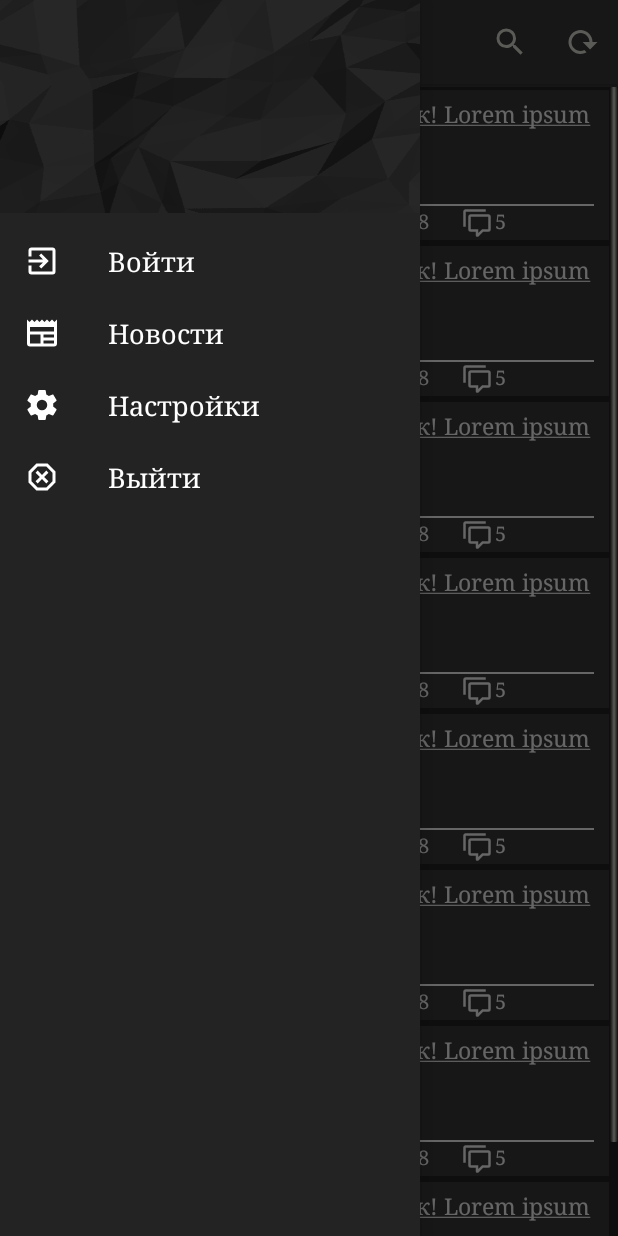
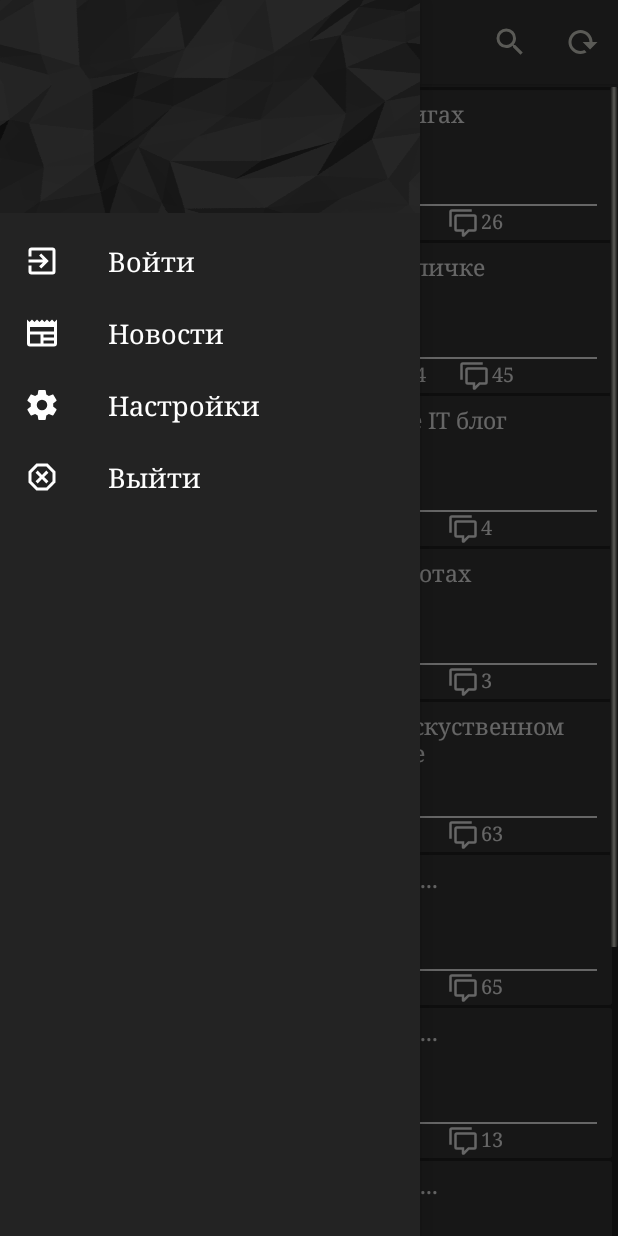
Before and after one commit to Vitalik-Priadka/NewsIT, an Android app: the MainActivity screen opened directly, with no data from a screen before it, with the side drawer open, on a phone screen of 412 x 824 dp. Run offline under Robolectric (Android 15) with nearby library versions, the phone set to English and light mode, and no system bars.

Commit message:
add List: - Dynamic loading state

```diff
--- a/app/build.gradle
+++ b/app/build.gradle
@@ -26,5 +26,7 @@ dependencies {
     })
     compile 'com.android.support:appcompat-v7:25.3.1'
     compile 'com.android.support:design:25.3.1'
+    compile 'com.android.support:cardview-v7:25.3.1'
+    compile 'com.android.support:recyclerview-v7:25.3.1'
     testCompile 'junit:junit:4.12'
 }
--- /dev/null
+++ b/app/src/main/java/com/priadka/newsit_project/Adapter/NewsListAdapter.java
@@ -0,0 +1,57 @@
+package com.priadka.newsit_project.Adapter;
+
+import android.support.v7.widget.CardView;
+import android.support.v7.widget.RecyclerView;
+import android.view.LayoutInflater;
+import android.view.View;
+import android.view.ViewGroup;
+import android.widget.TextView;
+
+import com.priadka.newsit_project.DTO.NewsDTO;
+import com.priadka.newsit_project.R;
+
+import java.util.List;
+
+public class NewsListAdapter extends RecyclerView.Adapter<NewsListAdapter.NewsViewHolder>{
+    private List<NewsDTO> data;
+
+    public NewsListAdapter(List<NewsDTO> data) {
+        this.data = data;
+    }
+
+    @Override
+    public NewsViewHolder onCreateViewHolder(ViewGroup parent, int viewType) {
+        View view = LayoutInflater.from(parent.getContext()).inflate(R.layout.state_layout, parent, false);
+        return new NewsViewHolder(view);
+    }
+
+    @Override
+    public void onBindViewHolder(NewsViewHolder holder, int position) {
+        NewsDTO item = data.get(position);
+        holder.title.setText(item.getTitle());
+        holder.date.setText(item.getDate());
+        holder.rating.setText(item.getRating().toString());
+        holder.num_comment.setText(item.getNumberComment().toString());
+    }
+
+    @Override
+    public int getItemCount() {
+        return data.size();
+    }
+
+    public static class NewsViewHolder extends RecyclerView.ViewHolder{
+        CardView cardView;
+        TextView title; TextView date;
+        TextView num_comment; TextView rating;
+
+
+        public NewsViewHolder(View itemView) {
+            super(itemView);
+            cardView = (CardView) itemView.findViewById(R.id.cardViewNews);
+            title = (TextView) itemView.findViewById(R.id.small_state_header);
+            date = (TextView) itemView.findViewById(R.id.small_state_date);
+            num_comment = (TextView) itemView.findViewById(R.id.small_state_number_comments);
+            rating = (TextView) itemView.findViewById(R.id.small_state_rating);
+        }
+    }
+}
--- /dev/null
+++ b/app/src/main/java/com/priadka/newsit_project/DTO/NewsDTO.java
@@ -0,0 +1,27 @@
+package com.priadka.newsit_project.DTO;
+
+public class NewsDTO {
+    private String title;
+    private String date;
+    private Integer rating;
+    private Integer number_comment;
+    //private image;
+
+    public NewsDTO(String title , String date, Integer rating , Integer number_comment){
+        this.title = title;
+        this.date = date;
+        this.rating = rating;
+        this.number_comment = number_comment;
+    }
+    public String getTitle() {return title;}
+    public void setTitle(String title) {this.title = title;}
+
+    public Integer getNumberComment() {return number_comment;}
+    public void setNumberComment(Integer number_comment) {this.number_comment = number_comment;}
+
+    public Integer getRating() {return rating;}
+    public void setRating(Integer rating) {this.rating = rating;}
+
+    public String getDate() {return date;}
+    public void setDate(String date) {this.date = date;}
+}
--- a/app/src/main/java/com/priadka/newsit_project/MainActivity.java
+++ b/app/src/main/java/com/priadka/newsit_project/MainActivity.java
@@ -49,15 +49,14 @@ public class MainActivity extends FragmentActivity {
     private static long back_pressed;
     /*TODO TaskList:
         - REST API используя retrofit (парсин данных);
-        - Фрагмент для статьи;
+        + Фрагмент для статьи;
         - Динамическая подгрузка фрагментов (статей);
         - Просморт фрагмента статьи;
         - Изменение темы и языка (без статей);
         - Реализовать алгоритм поиска (желательно по частичному совпадению);
         - Реализовать алгоритм обновления (по дате добавления);
         - Комментирование статей и добавление в "Закладки";
-        - Работа с кешом (сохранение темы, языка, логина, пароля);
-        - "Настройки" Очистка кеша;
+        + Работа с кешом (сохранение темы, языка, логина, пароля);
         + Логин пользователя;
      */
 
--- a/app/src/main/java/com/priadka/newsit_project/fragment/NewsFragment.java
+++ b/app/src/main/java/com/priadka/newsit_project/fragment/NewsFragment.java
@@ -1,17 +1,49 @@
 package com.priadka.newsit_project.fragment;
 
+import android.content.Context;
 import android.os.Bundle;
+import android.support.annotation.Nullable;
 import android.support.v4.app.Fragment;
+import android.support.v7.widget.LinearLayoutManager;
+import android.support.v7.widget.RecyclerView;
 import android.view.LayoutInflater;
 import android.view.View;
 import android.view.ViewGroup;
 
+import com.priadka.newsit_project.Adapter.NewsListAdapter;
 import com.priadka.newsit_project.Constant;
+import com.priadka.newsit_project.DTO.NewsDTO;
+import com.priadka.newsit_project.R;
+
+import java.util.ArrayList;
+import java.util.List;
 
 public class NewsFragment extends Fragment {
-
+    private View view;
+    protected Context context;
+    @Nullable
     @Override
     public View onCreateView(LayoutInflater inflater, ViewGroup container, Bundle saveInstanceState){
-        return inflater.inflate(Constant.NEWS, container, false);
+        view = inflater.inflate(Constant.NEWS, container, false);
+        RecyclerView rv = (RecyclerView) view.findViewById(R.id.recycleViewNews);
+        rv.setLayoutManager( new LinearLayoutManager(context));
+        rv.setAdapter(new NewsListAdapter(createMockListNews()));
+        return view;
+    }
+
+    // Временная заглушка
+    private List<NewsDTO> createMockListNews() {
+        List<NewsDTO> data = new ArrayList<>();
+        data.add(new NewsDTO("Title#1 Статья о Книгах","13:57 22.10.17", 50, 26));
+        data.add(new NewsDTO("Title#2 Статья о Выпичке","12:12 14.07.17", 124, 45));
+        data.add(new NewsDTO("Title#3 Ах да, это же IT блог","16:28 26.08.17", 24, 4));
+        data.add(new NewsDTO("Title#4 Статья о Роботах","17:34 06.08.17", 43, 3));
+        data.add(new NewsDTO("Title#5 Статья о Инскуственном интелекте в банане","19:13 23.09.17", 76, 63));
+        data.add(new NewsDTO("Title#6 Лень писать...","12:13 02.09.17", 86, 65));
+        data.add(new NewsDTO("Title#7 Лень писать...","18:27 23.09.17", 36, 13));
+        data.add(new NewsDTO("Title#8 Лень писать...","13:53 23.09.17", 96, 23));
+        data.add(new NewsDTO("Title#9 Лень писать...","12:49 23.09.17", 36, 34));
+        data.add(new NewsDTO("Title#10 Пингвины летают! ШОК! Ученые выяснили что это агенты КГБ!","19:13 23.09.17", 999, 228));
+        return data;
     }
 }
--- a/app/src/main/res/layout/activity_main.xml
+++ b/app/src/main/res/layout/activity_main.xml
@@ -7,7 +7,7 @@
     <android.support.design.widget.CoordinatorLayout
         android:layout_width="match_parent"
         android:layout_height="match_parent">
-            <include layout="@layout/toolbar_layout"/>
+        <include layout="@layout/toolbar_layout"/>
         <LinearLayout
             android:id="@+id/container"
             android:layout_marginTop="58dp"
@@ -15,31 +15,7 @@
             android:layout_height="match_parent"
             android:background="?attr/colorMainBackground"
             android:orientation="vertical">
-            <!--
-            <fragment
-                android:name="com.priadka.newsit_project.fragment.NewsFragment"
-                android:id="@+id/news_fragment"
-                android:layout_width="match_parent"
-                android:layout_height="wrap_content"
-                android:layout_gravity="center_horizontal"
-                tools:layout="@layout/news_layout"/>
 
-            <fragment
-                android:name="com.priadka.newsit_project.fragment.LoginFragment"
-                android:id="@+id/login_fragment"
-                android:layout_width="match_parent"
-                android:layout_height="wrap_content"
-                android:layout_gravity="center_horizontal"
-                tools:layout="@layout/log_layout"/>
-
-            <fragment
-                android:name="com.priadka.newsit_project.fragment.SettingFragment"
-                android:id="@+id/setting_fragment"
-                android:layout_width="match_parent"
-                android:layout_height="wrap_content"
-                android:layout_gravity="center_horizontal"
-                tools:layout="@layout/setting_layout"/>
-             -->
         </LinearLayout>
     </android.support.design.widget.CoordinatorLayout>
     <include layout="@layout/navigation_layout"/>
--- a/app/src/main/res/layout/news_layout.xml
+++ b/app/src/main/res/layout/news_layout.xml
@@ -1,5 +1,5 @@
 <?xml version="1.0" encoding="utf-8"?>
-<ScrollView
+<android.support.v4.widget.NestedScrollView
     xmlns:android="http://schemas.android.com/apk/res/android"
     android:layout_width="match_parent"
     android:layout_height="wrap_content"
@@ -7,24 +7,14 @@
     android:scrollbars="vertical"
     android:scrollbarThumbVertical="@drawable/scrollbar"
     android:fadeScrollbars="false"
-    android:layout_gravity="top"
     android:clickable="true">
-        <LinearLayout
+        <android.support.v7.widget.RecyclerView
+            android:id="@+id/recycleViewNews"
             android:layout_width="match_parent"
             android:layout_height="wrap_content"
+            android:nestedScrollingEnabled="false"
             android:layout_marginRight="4dp"
             android:layout_marginLeft="4dp"
-            android:paddingBottom="2dp"
-            android:orientation="vertical">
-                <!-- Сюда реализовывать подгрузку контента -->
-
-                <include layout="@layout/state_layout"/>
-                <include layout="@layout/state_layout"/>
-                <include layout="@layout/state_layout"/>
-                <include layout="@layout/state_layout"/>
-                <include layout="@layout/state_layout"/>
-                <include layout="@layout/state_layout"/>
-                <include layout="@layout/state_layout"/>
-                <include layout="@layout/state_layout"/>
-        </LinearLayout>
-</ScrollView>
+            android:paddingTop="2dp"
+            android:paddingBottom="2dp"/>
+</android.support.v4.widget.NestedScrollView>
--- a/app/src/main/res/layout/setting_layout.xml
+++ b/app/src/main/res/layout/setting_layout.xml
@@ -1,11 +1,10 @@
-
+<?xml version="1.0" encoding="utf-8"?>
 <RelativeLayout
     xmlns:android="http://schemas.android.com/apk/res/android"
     android:layout_width="match_parent"
     android:layout_height="match_parent"
     android:layout_gravity="top"
     android:clickable="true">
-
     <LinearLayout
         android:id="@+id/setting_info"
         android:layout_width="match_parent"
@@ -23,7 +22,6 @@
             android:padding="5dp"
             android:gravity="center"
             android:text="@string/setting_info"/>
-
         <Button
             android:layout_width="140dp"
             android:layout_height="35dp"
@@ -35,7 +33,6 @@
             android:layout_marginBottom="10dp"
             android:onClick="submitToEmail"/>
     </LinearLayout>
-
     <LinearLayout
         android:id="@+id/setting_language"
         android:layout_width="match_parent"
@@ -57,11 +54,9 @@
             android:layout_width="match_parent"
             android:textAlignment="center"
             android:spinnerMode="dropdown"
-
             android:entries="@array/languageList"
             android:layout_height="match_parent"/>
     </LinearLayout>
-
     <LinearLayout
         android:id="@+id/setting_theme"
         android:layout_width="match_parent"
@@ -86,7 +81,6 @@
             android:entries="@array/themeList"
             android:layout_height="match_parent"/>
     </LinearLayout>
-
     <TextView
         android:textSize="14sp"
         android:textColor="?attr/colorText"
--- a/app/src/main/res/layout/state_layout.xml
+++ b/app/src/main/res/layout/state_layout.xml
@@ -1,13 +1,19 @@
 <?xml version="1.0" encoding="utf-8"?>
+<LinearLayout
+    xmlns:android="http://schemas.android.com/apk/res/android"
+    android:orientation="horizontal"
+    android:layout_width="match_parent"
+    android:layout_height="wrap_content"
+    android:focusableInTouchMode="true"
+    android:paddingBottom="2dp">
+    <android.support.v7.widget.CardView
+        android:id="@+id/cardViewNews"
+        android:layout_width="match_parent"
+        android:layout_height="wrap_content">
         <RelativeLayout
-        xmlns:android="http://schemas.android.com/apk/res/android"
-        android:id="@+id/small_state"
             android:layout_width="match_parent"
             android:layout_height="100dp"
-        android:layout_margin="2dp"
-        android:focusableInTouchMode="true"
             android:background="?attr/colorMainBackgroundState">
-
             <ImageView
                 android:id="@+id/small_state_image"
                 android:layout_width="110dp"
@@ -16,7 +22,6 @@
                 android:background="?attr/colorTextNegative"
                 android:contentDescription="@string/state_image_description"
                 android:src="@drawable/unload_image" />
-
             <TextView
                 android:id="@+id/small_state_header"
                 android:layout_width="match_parent"
@@ -27,7 +32,6 @@
                 android:textColor="?attr/colorText"
                 style="@style/TextStyleMedium"
                 android:text="@string/test_header" />
-
             <View
                 android:layout_width="match_parent"
                 android:layout_height="1dp"
@@ -36,14 +40,12 @@
                 android:layout_marginBottom="3dp"
                 android:layout_alignStart="@+id/small_state_header"
                 android:layout_alignEnd="@+id/small_state_header" />
-
             <LinearLayout
                 android:layout_width="250dp"
                 android:layout_height="20dp"
                 android:layout_alignBottom="@id/small_state_image"
                 android:layout_alignEnd="@+id/small_state_header"
                 android:layout_alignStart="@+id/small_state_header">
-
                 <TextView
                     android:id="@+id/small_state_date"
                     android:layout_width="wrap_content"
@@ -51,30 +53,26 @@
                     android:textColor="?attr/colorText"
                     style="@style/TextStyleSmall"
                     android:text="@string/test_date" />
-
                 <ImageView
                     android:layout_width="20dp"
                     android:layout_height="20dp"
                     android:layout_marginStart="25dp"
                     android:contentDescription="@string/state_star_description"
                     android:src="@drawable/star" />
-
                 <TextView
-                android:id="@+id/small_state_rate"
+                    android:id="@+id/small_state_rating"
                     android:layout_width="wrap_content"
                     android:layout_height="match_parent"
                     android:textColor="?attr/colorText"
                     style="@style/TextStyleSmall"
                     android:textSize="13sp"
                     android:text="@string/test_rate" />
-
                 <ImageView
                     android:layout_width="wrap_content"
                     android:layout_height="match_parent"
                     android:layout_marginStart="20dp"
                     android:contentDescription="@string/state_comment_description"
                     android:src="@drawable/comment_multiple_outline" />
-
                 <TextView
                     android:id="@+id/small_state_number_comments"
                     android:layout_width="wrap_content"
@@ -85,3 +83,5 @@
                     android:text="@string/test_number_comments" />
             </LinearLayout>
         </RelativeLayout>
+    </android.support.v7.widget.CardView>
+</LinearLayout>
--- a/app/src/main/res/values/strings.xml
+++ b/app/src/main/res/values/strings.xml
@@ -55,7 +55,7 @@
     <string name="log_error_login">Не правильный логин!</string>
     <string name="log_error_password">Не правильный пароль!</string>
 
-    <string name="test_header"><u>Тестовый заголовок! Lorem ipsum dolor adipiscing elit.</u></string>
+    <string name="test_header"><i>Тестовый заголовок! Lorem ipsum dolor adipiscing elit.</i></string>
     <string name="test_text">Проснувшись однажды утром после беспокойного сна, Грегор Замза обнаружил, что он у себя в постели превратился в страшное насекомое. Лежа на панцирнотвердой спине, он видел, стоило ему приподнять голову.  Над столом, где были разложены распакованные образцы сукон – Замза был коммивояжером, – висел портрет, который он недавно вырезал из иллюстрированного журнала и вставил в красивую золоченую рамку.</string>
     <string name="test_date">14:23  24.09.17</string>
     <string name="test_rate">128</string>
```
Also changed, not shown: 1 other file. Lines whose indentation alone changed are shown as unchanged.
